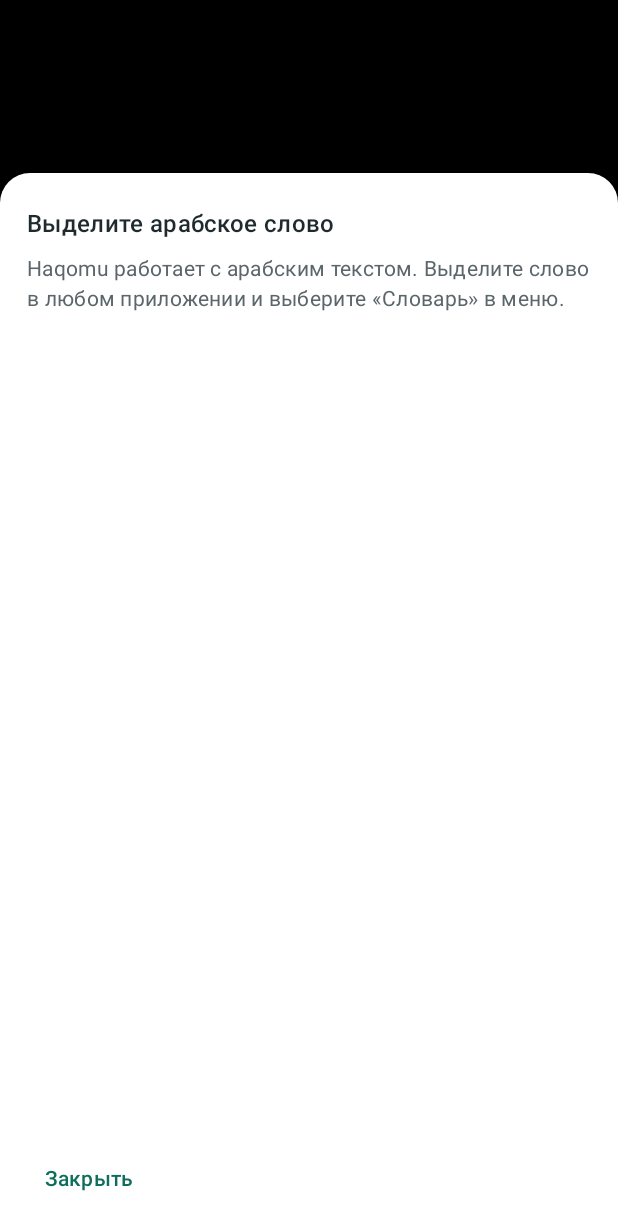
After one commit to bernkastel5/Haqomu, an Android app built with Jetpack Compose: the LookupPopupActivity screen opened directly, with no data from a screen before it, on a phone screen of 412 x 824 dp. The commit adds this screen. Shown: the top 1230 px of the screen. Run offline under Robolectric (Android 15) with nearby library versions, the phone set to English and light mode, and no system bars.

Commit message:
Фаза 6 (часть 1): попап и ACTION_PROCESS_TEXT
- lookup/LookupQuery: извлечение первого арабского слова из выделения
  (буквы+огласовка+татвиль; арабская пунктуация и арабско-индийские цифры — разделители)
- lookup/LookupPopupActivity: транслюцентная Activity, singleTop, excludeFromRecents,
  пункт меню «Словарь» (ACTION_PROCESS_TEXT, mimeType text/plain), label = lookup_menu_label
- ui/LookupPopupScreen: попап по Ф9 — скелетон первым кадром, движок на Dispatchers.IO;
  до 3 статей, ответ пайплайна первым, все смыслы видны, источники подписаны,
  attribution-строка (Kaikki CC BY-SA / Hans Wehr личное); режимы ARTICLES / NAME_PLATE;
  честные плашки: имя собственное, не-арабское выделение, паки не установлены (CTA открыть приложение),
  пустой словарь, ошибка; тап мимо и «Назад» закрывают; «В Anki» — заглушка фазы 7
- CompositionRtl вынесен в общий ui/CompositionRtl.kt (дубля нет)
- AndroidPackDictionary.packCount (0 — словари не установлены → плашка MissingPacks)
- строки RU/EN/AR синхронизированы (158 ключей), em dash и emoji не добавлялись
- JVM-тесты: LookupQueryTest, PopupFormatTest (12/12 локально)

Co-authored-by: arena-agent <297053741+arena-agent@users.noreply.github.com>

```diff
--- /dev/null
+++ b/app/src/main/java/com/bernkastel5/haqomu/lookup/LookupPopupActivity.kt
@@ -0,0 +1,39 @@
+package com.bernkastel5.haqomu.lookup
+
+import android.content.Intent
+import android.os.Bundle
+import androidx.activity.ComponentActivity
+import androidx.activity.compose.setContent
+import com.bernkastel5.haqomu.ui.HaqomuPrefs
+import com.bernkastel5.haqomu.ui.LookupPopupScreen
+import com.bernkastel5.haqomu.MainActivity
+import com.bernkastel5.haqomu.ui.theme.HaqomuTheme
+
+/**
+ * Попап словаря (Ф1, Ф9): пункт «Словарь» в меню выделения текста (ACTION_PROCESS_TEXT).
+ *
+ * Транслюцентная Activity без Recents и с singleTop: разбирает EXTRA_PROCESS_TEXT,
+ * работу движка выполняет на фоне (Dispatchers.IO), первый кадр — скелетон.
+ * Тап мимо попапа и «Назад» закрывают его; словарных данных в APK нет.
+ */
+class LookupPopupActivity : ComponentActivity() {
+
+    override fun onCreate(savedInstanceState: Bundle?) {
+        super.onCreate(savedInstanceState)
+        val raw = intent.getStringExtra(Intent.EXTRA_PROCESS_TEXT)
+            ?: intent.getStringExtra(Intent.EXTRA_PROCESS_TEXT_READONLY)
+        val themeMode = HaqomuPrefs.themeMode(this)
+        setContent {
+            HaqomuTheme(themeMode = themeMode) {
+                LookupPopupScreen(
+                    rawText = raw,
+                    onClose = { finish() },
+                    onOpenApp = {
+                        startActivity(Intent(this, MainActivity::class.java))
+                        finish()
+                    },
+                )
+            }
+        }
+    }
+}
--- /dev/null
+++ b/app/src/main/java/com/bernkastel5/haqomu/lookup/LookupQuery.kt
@@ -0,0 +1,25 @@
+package com.bernkastel5.haqomu.lookup
+
+/**
+ * Извлечение словарного запроса из выделенного текста (Ф1).
+ *
+ * Правила: берётся ПЕРВАЯ последовательность арабских букв вместе с огласовкой;
+ * латиница, цифры и знаки препинания — разделители. Так ««الاستقلال.»» и «الطفل، عاد»
+ * превращаются в «الاستقلال» и «الطفل». Если арабского текста нет — null, попап
+ * показывает честную плашку вместо поиска случайного слова.
+ */
+object LookupQuery {
+
+    // Буквы арабского блока + огласовка + татвиль; арабская пунктуация (، ؛ ؟ ؝ …)
+    // и арабско-индийские цифры — разделители, не части слова.
+    private val ARABIC_RUN = Regex(
+        "(?:[\\u0620-\\u063F\\u0641-\\u064A\\u066E-\\u066F\\u0671-\\u06D3\\u06D5\\u06EE-\\u06EF]" +
+            "|[\\u0610-\\u061A\\u064B-\\u065F\\u0670\\u0640])+"
+    )
+
+    fun extract(raw: String?): String? {
+        val text = raw?.trim() ?: return null
+        if (text.isEmpty()) return null
+        return ARABIC_RUN.find(text)?.value?.takeIf { it.isNotBlank() }
+    }
+}
--- a/app/src/main/java/com/bernkastel5/haqomu/pack/AndroidPackDictionary.kt
+++ b/app/src/main/java/com/bernkastel5/haqomu/pack/AndroidPackDictionary.kt
@@ -23,6 +23,9 @@ class AndroidPackDictionary private constructor(
     private val packs: List<OpenPack>,
     val skipped: Map<String, String>,
 ) : DictionarySource, Closeable {
+
+    /** Сколько словарных паков открыто (0 — словари не установлены). */
+    val packCount: Int get() = packs.size
 
     private class OpenPack(val db: SQLiteDatabase, val family: String, val fileName: String)
 
--- a/app/src/main/res/values/strings.xml
+++ b/app/src/main/res/values/strings.xml
@@ -152,4 +152,27 @@
     <string name="wizard_retry">Повторить</string>
     <string name="morph_done">Морфология подготовлена</string>
     <string name="morph_failed">Не удалось подготовить морфологию: %1$s</string>
+
+    <!-- Пункт меню и попап (Ф1, Ф9) -->
+    <string name="lookup_menu_label">Словарь</string>
+    <string name="popup_close">Закрыть</string>
+    <string name="popup_in_anki">В Anki</string>
+    <string name="popup_anki_unavailable">Добавление в Anki появится в следующем обновлении</string>
+    <string name="popup_clitic_base">الأساس: %1$s</string>
+    <string name="popup_source_kaikki">Kaikki</string>
+    <string name="popup_source_wehr">Hans Wehr</string>
+    <string name="popup_source_ksaa">KSAA</string>
+    <string name="popup_source_other">Свой пакет</string>
+    <string name="popup_attribution">Kaikki (Wiktionary): CC BY-SA 4.0. Hans Wehr: текст словаря, личное использование.</string>
+    <string name="plate_name_title">Похоже на имя собственное</string>
+    <string name="plate_name_body">Словарной статьи нет. Haqomu не показывает случайное похожее слово вместо этого.</string>
+    <string name="plate_invalid_title">Выделите арабское слово</string>
+    <string name="plate_invalid_body">Haqomu работает с арабским текстом. Выделите слово в любом приложении и выберите «Словарь» в меню.</string>
+    <string name="plate_missing_title">Словарь не готов</string>
+    <string name="plate_missing_body">Откройте Haqomu, установите словарные пакеты и подготовьте морфологию CAMeL. Всё готовится на этом устройстве.</string>
+    <string name="plate_open_app">Открыть Haqomu</string>
+    <string name="plate_error_title">Не получилось открыть попап</string>
+    <string name="plate_error_body">%1$s</string>
+    <string name="plate_no_articles_title">Статей не нашлось</string>
+    <string name="plate_no_articles_body">Такого слова нет в установленных словарях. Проверьте, что словарные пакеты установлены в приложении.</string>
 </resources>
--- a/app/src/main/res/values/themes.xml
+++ b/app/src/main/res/values/themes.xml
@@ -6,4 +6,13 @@
         <item name="android:navigationBarColor">@color/paper</item>
         <item name="android:windowLightStatusBar">true</item>
     </style>
+    <style name="Theme.Haqomu.Popup" parent="android:Theme.Translucent.NoTitleBar">
+        <item name="android:windowIsTranslucent">true</item>
+        <item name="android:windowBackground">@android:color/transparent</item>
+        <item name="android:windowNoTitle">true</item>
+        <item name="android:windowIsFloating">false</item>
+        <item name="android:backgroundDimEnabled">false</item>
+        <item name="android:statusBarColor">@android:color/transparent</item>
+        <item name="android:navigationBarColor">@android:color/transparent</item>
+    </style>
 </resources>
```
Also changed, not shown: app/src/main/AndroidManifest.xml (+15 -0 lines), app/src/main/java/com/bernkastel5/haqomu/lookup/PopupFormat.kt (added, +18 -0 lines), app/src/main/java/com/bernkastel5/haqomu/ui/CompositionRtl.kt (added, +17 -0 lines), app/src/main/java/com/bernkastel5/haqomu/ui/LookupPopupScreen.kt (added, +407 -0 lines), app/src/main/java/com/bernkastel5/haqomu/ui/PopupPreviewScreen.kt (+0 -9 lines), 4 other files.
